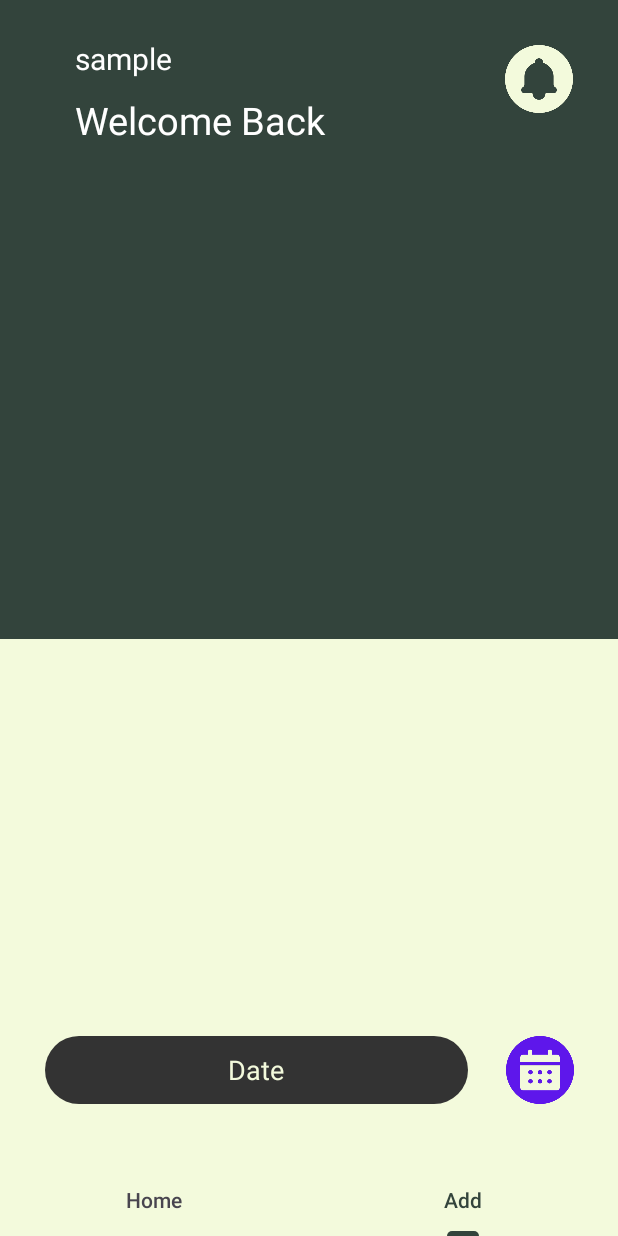
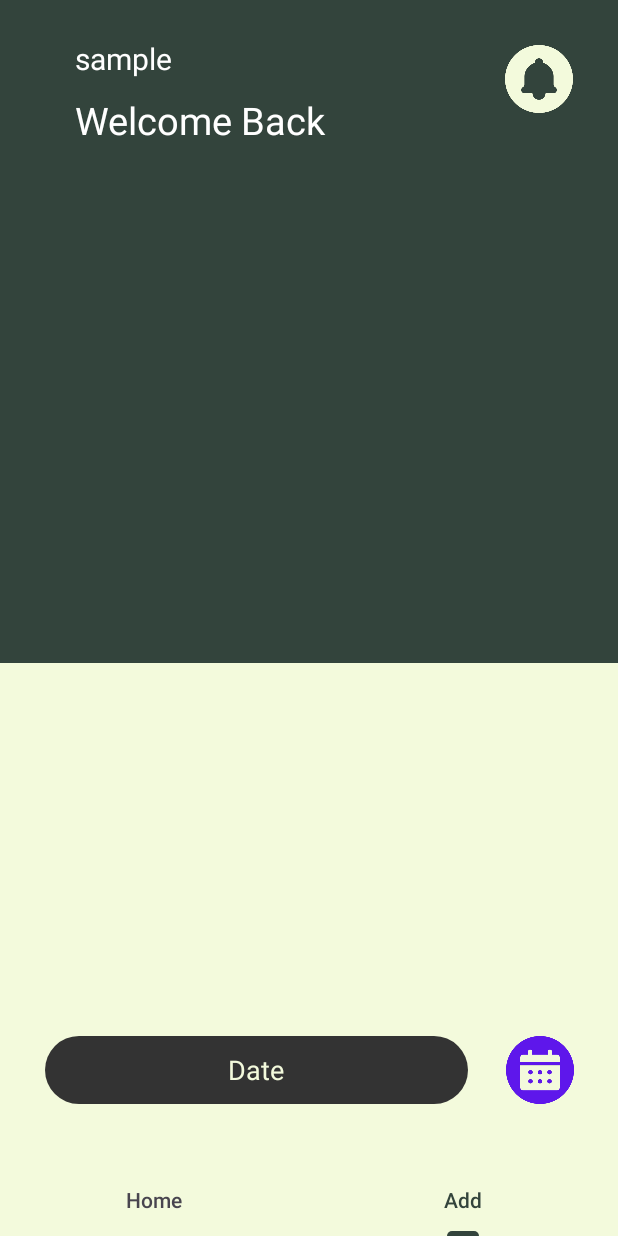
Before and after one commit to GPBarrick/Pace-Application, an Android app: the screen it shows after launch (MainActivity), item 2 of the bottom bar chosen, on a phone screen of 412 x 824 dp. Run offline under Robolectric (Android 15) with nearby library versions, the light colour scheme and no system bars.

Commit message:
Contraints can adapt to screen proportions!
heck yeah!

```diff
--- a/app/src/main/res/layout/fragment_client_input.xml
+++ b/app/src/main/res/layout/fragment_client_input.xml
@@ -19,16 +19,18 @@
             app:layout_constraintStart_toStartOf="parent"
             app:layout_constraintEnd_toEndOf="parent"
             app:layout_constraintBottom_toTopOf="@+id/client_input_beige_background"
+            app:layout_constraintHeight_percent="0.5"
             android:background="@color/forest"/>
 
         <ImageView
             android:id="@+id/client_input_beige_background"
             android:layout_width="match_parent"
-            android:layout_height="350dp"
+            android:layout_height="0dp"
             app:layout_constraintStart_toStartOf="parent"
             app:layout_constraintEnd_toEndOf="parent"
             app:layout_constraintBottom_toBottomOf="parent"
-            android:background="@color/beige"/>
+            android:background="@color/beige"
+            app:layout_constraintHeight_percent="0.5"/>
 
         <com.google.android.material.tabs.TabLayout
             android:id="@+id/client_input_tabLayout"
--- a/app/src/main/res/layout/fragment_home.xml
+++ b/app/src/main/res/layout/fragment_home.xml
@@ -8,4 +8,9 @@
 
     <!-- TODO: ViewPager2, ViewPager2, ImageView, ImageButton x 4, TabLayout, ViewPager2 -->
 
+    <androidx.constraintlayout.widget.ConstraintLayout
+        android:layout_width="match_parent"
+        android:layout_height="match_parent"
+
+        />
 </FrameLayout>
```
